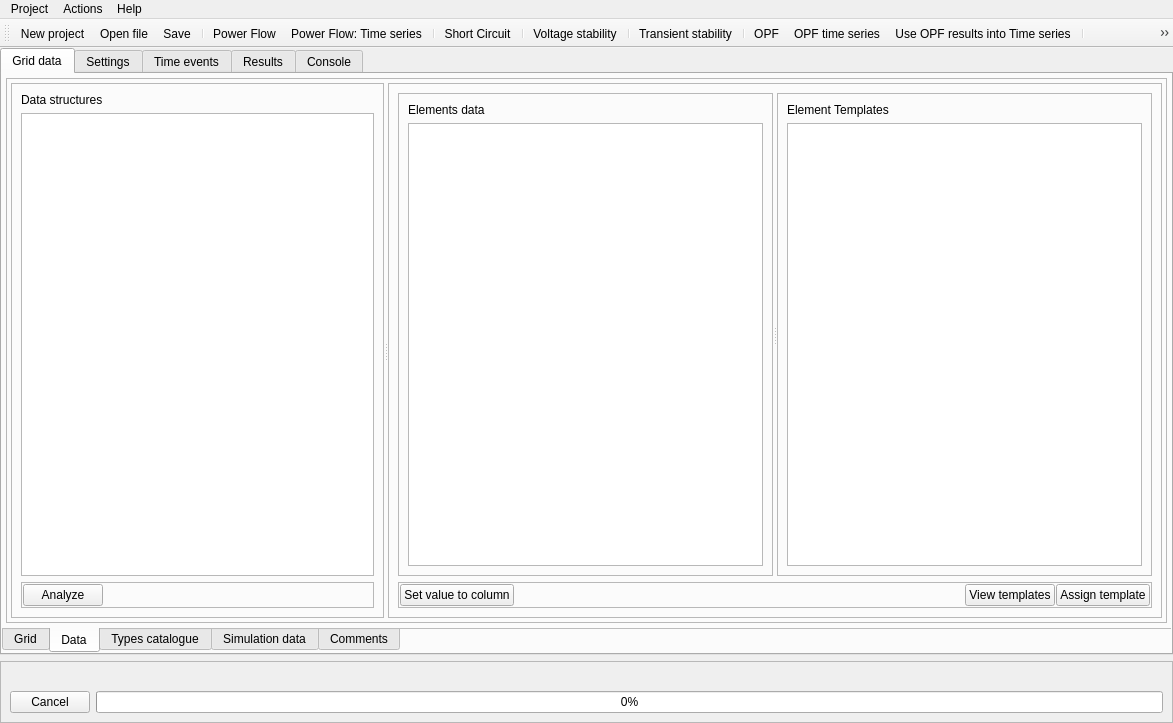
Before: the Qt Designer form UnderDevelopment/GridCal/Gui/Main/MainWindow.ui in SanPen/GridCal, drawn with Qt 5.
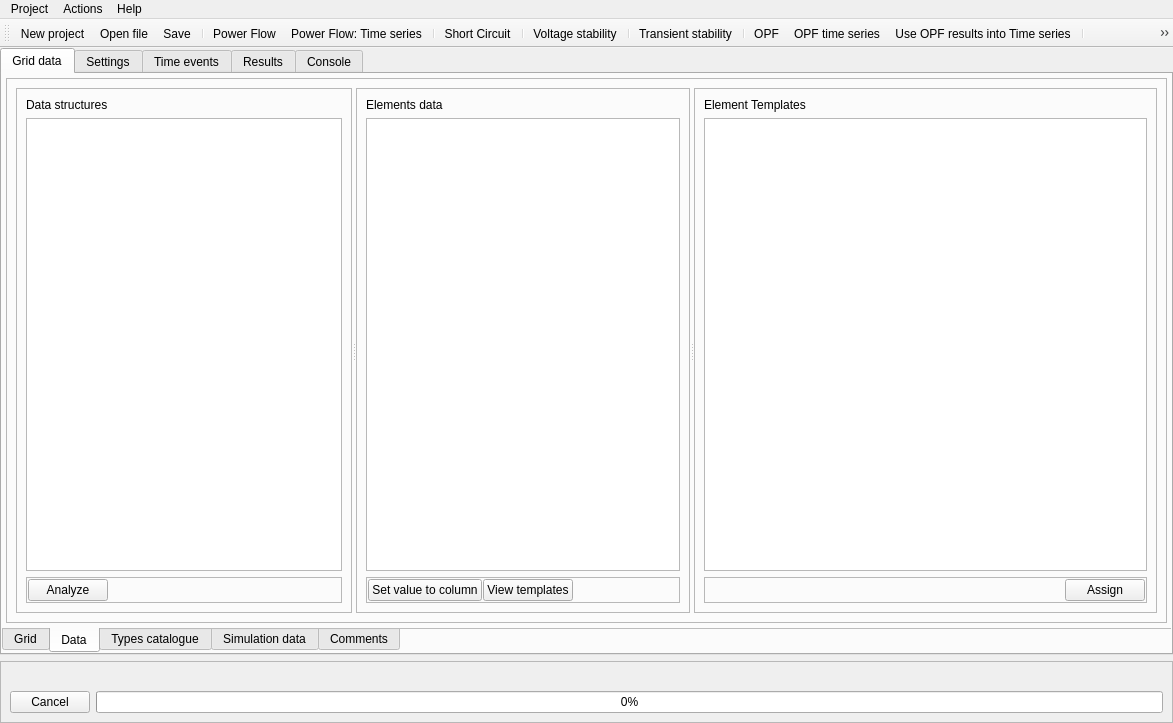
After: the same form once the commit is applied. The open tabs and pages were chosen to show the change. Icons and pictures are not drawn. Custom widgets are drawn as their Qt base class.

Commit message: Made a better template assignment distribution

The edit to the form file:
```diff
--- a/UnderDevelopment/GridCal/Gui/Main/MainWindow.ui
+++ b/UnderDevelopment/GridCal/Gui/Main/MainWindow.ui
@@ -451,21 +451,9 @@
               <property name="frameShadow">
                <enum>QFrame::Raised</enum>
               </property>
-              <layout class="QVBoxLayout" name="verticalLayout_25">
-               <property name="leftMargin">
-                <number>4</number>
-               </property>
-               <property name="topMargin">
-                <number>4</number>
-               </property>
-               <property name="rightMargin">
-                <number>4</number>
-               </property>
-               <property name="bottomMargin">
-                <number>4</number>
-               </property>
+              <layout class="QVBoxLayout" name="verticalLayout_23">
                <item>
-                <widget class="QSplitter" name="splitter_8">
+                <widget class="QSplitter" name="dataStructuresSplitter">
                  <property name="orientation">
                   <enum>Qt::Horizontal</enum>
                  </property>
@@ -540,16 +528,7 @@
                    </item>
                   </layout>
                  </widget>
-                 <widget class="QFrame" name="frame_27">
-                  <property name="frameShape">
-                   <enum>QFrame::StyledPanel</enum>
-                  </property>
-                  <property name="frameShadow">
-                   <enum>QFrame::Raised</enum>
-                  </property>
-                  <layout class="QVBoxLayout" name="verticalLayout_23">
-                   <item>
-                    <widget class="QSplitter" name="splitter_4">
+                 <widget class="QSplitter" name="templatesSplitter">
                      <property name="sizePolicy">
                       <sizepolicy hsizetype="Expanding" vsizetype="MinimumExpanding">
                        <horstretch>0</horstretch>
@@ -583,30 +562,6 @@
                        <item>
                         <widget class="QTableView" name="dataStructureTableView"/>
                        </item>
-                      </layout>
-                     </widget>
-                     <widget class="QFrame" name="templatesFrame">
-                      <property name="frameShape">
-                       <enum>QFrame::StyledPanel</enum>
-                      </property>
-                      <property name="frameShadow">
-                       <enum>QFrame::Raised</enum>
-                      </property>
-                      <layout class="QVBoxLayout" name="verticalLayout_33">
-                       <item>
-                        <widget class="QLabel" name="label_53">
-                         <property name="text">
-                          <string>Element Templates</string>
-                         </property>
-                        </widget>
-                       </item>
-                       <item>
-                        <widget class="QTreeView" name="treeView"/>
-                       </item>
-                      </layout>
-                     </widget>
-                    </widget>
-                   </item>
                    <item>
                     <widget class="QFrame" name="frame_12">
                      <property name="sizePolicy">
@@ -648,19 +603,6 @@
                         </property>
                        </widget>
                       </item>
-                      <item>
-                       <spacer name="horizontalSpacer_3">
-                        <property name="orientation">
-                         <enum>Qt::Horizontal</enum>
-                        </property>
-                        <property name="sizeHint" stdset="0">
-                         <size>
-                          <width>40</width>
-                          <height>20</height>
-                         </size>
-                        </property>
-                       </spacer>
-                      </item>
                       <item>
                        <widget class="QPushButton" name="viewTemplatesButton">
                         <property name="text">
@@ -669,9 +611,79 @@
                        </widget>
                       </item>
                       <item>
+                        <spacer name="horizontalSpacer_3">
+                         <property name="orientation">
+                          <enum>Qt::Horizontal</enum>
+                         </property>
+                         <property name="sizeHint" stdset="0">
+                          <size>
+                           <width>40</width>
+                           <height>20</height>
+                          </size>
+                         </property>
+                        </spacer>
+                       </item>
+                      </layout>
+                     </widget>
+                    </item>
+                   </layout>
+                  </widget>
+                  <widget class="QFrame" name="templatesFrame">
+                   <property name="frameShape">
+                    <enum>QFrame::StyledPanel</enum>
+                   </property>
+                   <property name="frameShadow">
+                    <enum>QFrame::Raised</enum>
+                   </property>
+                   <layout class="QVBoxLayout" name="verticalLayout_33">
+                    <item>
+                     <widget class="QLabel" name="label_53">
+                      <property name="text">
+                       <string>Element Templates</string>
+                      </property>
+                     </widget>
+                    </item>
+                    <item>
+                     <widget class="QTreeView" name="catalogueTreeView"/>
+                    </item>
+                    <item>
+                     <widget class="QFrame" name="frame_37">
+                      <property name="frameShape">
+                       <enum>QFrame::StyledPanel</enum>
+                      </property>
+                      <property name="frameShadow">
+                       <enum>QFrame::Raised</enum>
+                      </property>
+                      <layout class="QHBoxLayout" name="horizontalLayout_10">
+                       <property name="leftMargin">
+                        <number>1</number>
+                       </property>
+                       <property name="topMargin">
+                        <number>1</number>
+                       </property>
+                       <property name="rightMargin">
+                        <number>1</number>
+                       </property>
+                       <property name="bottomMargin">
+                        <number>1</number>
+                       </property>
+                       <item>
+                        <spacer name="horizontalSpacer_17">
+                         <property name="orientation">
+                          <enum>Qt::Horizontal</enum>
+                         </property>
+                         <property name="sizeHint" stdset="0">
+                          <size>
+                           <width>278</width>
+                           <height>20</height>
+                          </size>
+                         </property>
+                        </spacer>
+                       </item>
+                       <item>
                        <widget class="QPushButton" name="assignTemplateButton">
                         <property name="text">
-                         <string>Assign template</string>
+                          <string>Assign</string>
                         </property>
                        </widget>
                       </item>
@@ -679,6 +691,7 @@
                     </widget>
                    </item>
                   </layout>
+                  </widget>
                  </widget>
                 </widget>
                </item>
```
Left out of the diff: 2 changed lines with no effect on the pictures. Lines whose indentation alone changed are shown as unchanged. The commit also changes 4 other files.
